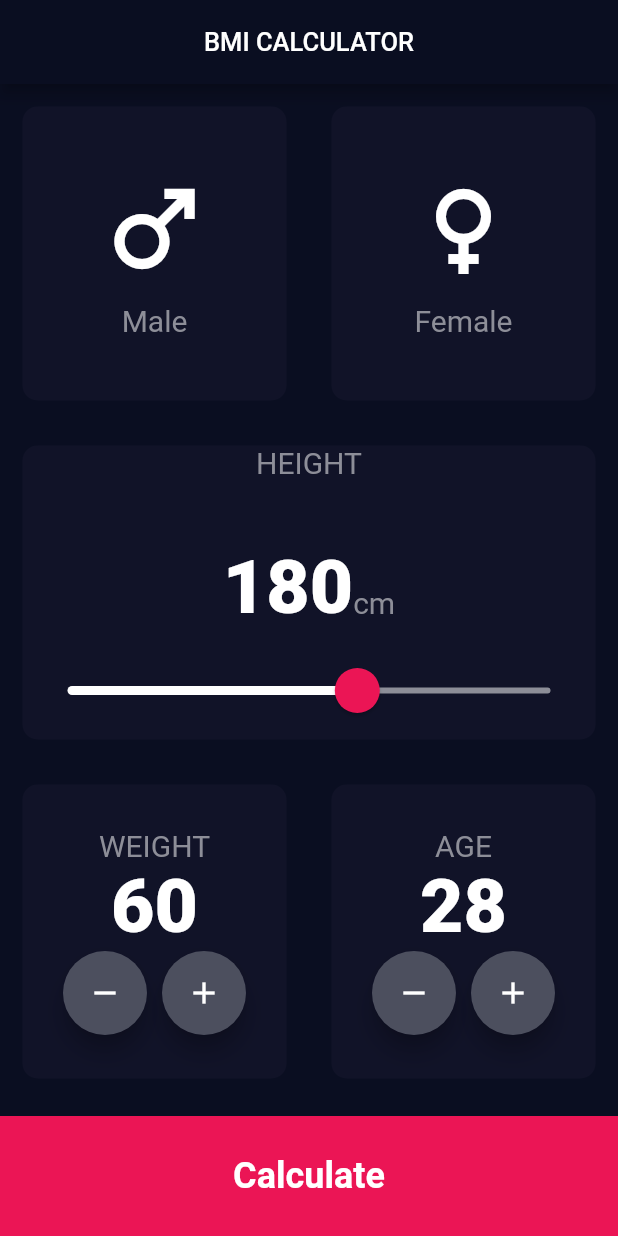
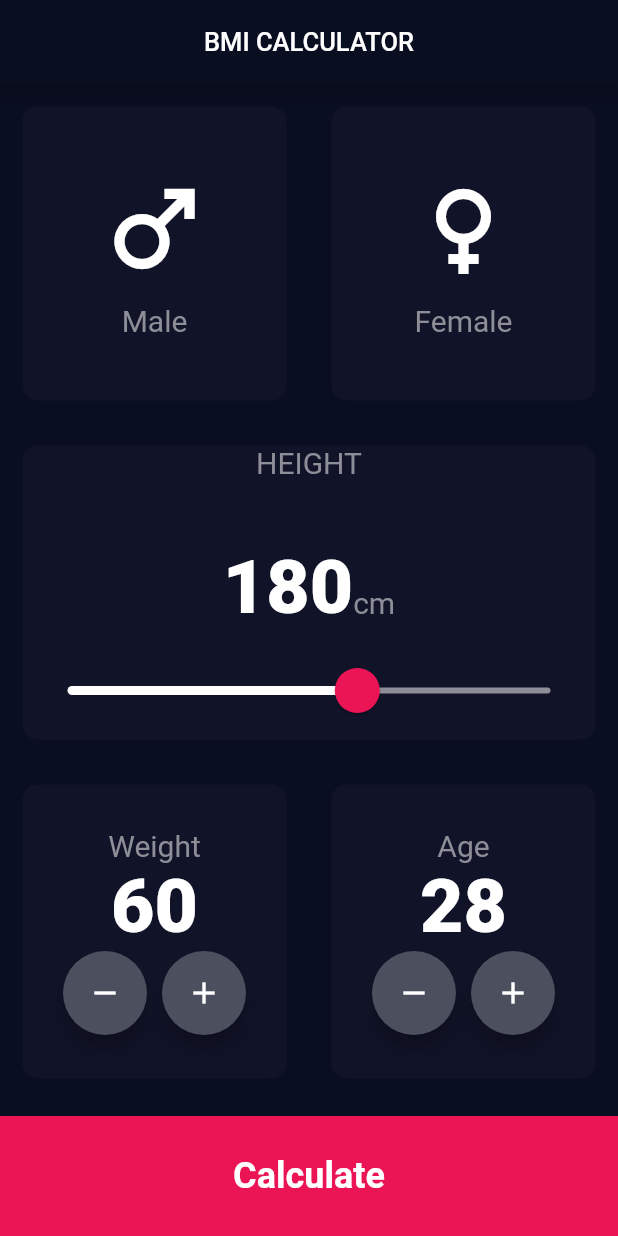
Before and after one commit to Mukarram990/1117_FlutterLabs, a Flutter app: the screen it shows after launch, on a phone screen of 412 x 824 dp. Run offline on Flutter 3.47's test engine with Material 2 defaults, Android fonts, the light colour scheme and no system bars; our stand-ins replace font_awesome_flutter.

Commit message:
new file:   lab7/question1/.firebase/hosting.YnVpbGRcd2Vi.cache 	new file:   lab7/question1/.firebaserc 	new file:   lab7/question1/firebase.json 	modified:   lab7/question1/lib/calculator.dart 	deleted:    lab7/question1/lib/lastrowchild.dart 	modified:   lab7/question1/lib/main.dart 	modified:   lab7/question1/lib/result.dart

```diff
--- a/lab7/question1/lib/calculator.dart
+++ b/lab7/question1/lib/calculator.dart
@@ -6,7 +6,9 @@ class Calculator {
 
   double _bmi=0;
 
-  Calculator({required this.height, required this.weight});
+  Calculator({required this.height, required this.weight}){
+    _bmi = weight / pow(height / 100, 2);
+  }
 
   String calculateBMI() {
     _bmi = weight / pow(height / 100, 2);
--- a/lab7/question1/lib/lastrowchild.dart
+++ /dev/null
@@ -1,67 +0,0 @@
-import 'package:flutter/material.dart';
-import 'constants.dart';
-
-class lastrowchild extends StatefulWidget {
-  dynamic? number;
-  dynamic? text;
-  lastrowchild({required this.text, required this.number});
-  @override
-  State<lastrowchild> createState() => _lastrowchildState();
-}
-
-class _lastrowchildState extends State<lastrowchild> {
-  @override
-  Widget build(BuildContext context) {
-    return Column(
-      mainAxisAlignment: MainAxisAlignment.center,
-      children: <Widget>[
-        Text(
-          widget.text.toString(),
-          style: kLabelTextStyle,
-        ),
-        Text(
-          widget.number.toString(),
-          style: kNumberTextStyle,
-        ),
-        Row(
-          mainAxisAlignment: MainAxisAlignment.center,
-          children: [
-            RawMaterialButton(
-              child: Icon(Icons.remove),
-              constraints: BoxConstraints.tightFor(
-                width: 56.0,
-                height: 56.0,
-              ),
-              elevation: 6.0,
-              shape: CircleBorder(),
-              fillColor: Color(0xFF4C4F5E),
-              onPressed: () {
-                setState(() {
-                  widget.number--;
-                });
-              },
-            ),
-            SizedBox(
-              width: 10,
-            ),
-            RawMaterialButton(
-              child: Icon(Icons.add),
-              constraints: BoxConstraints.tightFor(
-                width: 56.0,
-                height: 56.0,
-              ),
-              elevation: 6.0,
-              shape: CircleBorder(),
-              fillColor: Color(0xFF4C4F5E),
-              onPressed: () {
-                setState(() {
-                  widget.number++;
-                });
-              },
-            ),
-          ],
-        ),
-      ],
-    );
-  }
-}
--- a/lab7/question1/lib/main.dart
+++ b/lab7/question1/lib/main.dart
@@ -1,6 +1,5 @@
 import 'package:flutter/material.dart';
 import 'package:question1/firstrowchild.dart';
-import 'package:question1/lastrowchild.dart';
 import 'package:question1/result.dart';
 import 'constants.dart';
 import 'containerwidget.dart';
@@ -154,18 +153,113 @@ class _HomePageState extends State<HomePage> {
               Expanded(
                   child: ContainerWidget(
                 color: kInactiveCardColor,
-                child: lastrowchild(
-                  text: "WEIGHT",
-                  number: weight,
+                child: Column(
+                  mainAxisAlignment: MainAxisAlignment.center,
+                  children: <Widget>[
+                    Text(
+                      "Weight",
+                      style: kLabelTextStyle,
+                    ),
+                    Text(
+                      weight.toString(),
+                      style: kNumberTextStyle,
+                    ),
+                    Row(
+                      mainAxisAlignment: MainAxisAlignment.center,
+                      children: [
+                        RawMaterialButton(
+                          child: Icon(Icons.remove),
+                          constraints: BoxConstraints.tightFor(
+                            width: 56.0,
+                            height: 56.0,
+                          ),
+                          elevation: 6.0,
+                          shape: CircleBorder(),
+                          fillColor: Color(0xFF4C4F5E),
+                          onPressed: () {
+                            setState(() {
+                              weight -= 1;
+                            });
+                          },
+                        ),
+                        SizedBox(
+                          width: 10,
+                        ),
+                        RawMaterialButton(
+                          child: Icon(Icons.add),
+                          constraints: BoxConstraints.tightFor(
+                            width: 56.0,
+                            height: 56.0,
+                          ),
+                          elevation: 6.0,
+                          shape: CircleBorder(),
+                          fillColor: Color(0xFF4C4F5E),
+                          onPressed: () {
+                            setState(() {
+                              weight += 1;
+                            });
+                          },
+                        ),
+                      ],
+                    ),
+                  ],
                 ),
               )),
               Expanded(
                   child: ContainerWidget(
-                      color: kInactiveCardColor,
-                      child: lastrowchild(
-                        text: "AGE",
-                        number: age,
-                      ))),
+                color: kInactiveCardColor,
+                child: Column(
+                  mainAxisAlignment: MainAxisAlignment.center,
+                  children: <Widget>[
+                    Text(
+                      "Age",
+                      style: kLabelTextStyle,
+                    ),
+                    Text(
+                      age.toString(),
+                      style: kNumberTextStyle,
+                    ),
+                    Row(
+                      mainAxisAlignment: MainAxisAlignment.center,
+                      children: [
+                        RawMaterialButton(
+                          child: Icon(Icons.remove),
+                          constraints: BoxConstraints.tightFor(
+                            width: 56.0,
+                            height: 56.0,
+                          ),
+                          elevation: 6.0,
+                          shape: CircleBorder(),
+                          fillColor: Color(0xFF4C4F5E),
+                          onPressed: () {
+                            setState(() {
+                              age -= 1;
+                            });
+                          },
+                        ),
+                        SizedBox(
+                          width: 10,
+                        ),
+                        RawMaterialButton(
+                          child: Icon(Icons.add),
+                          constraints: BoxConstraints.tightFor(
+                            width: 56.0,
+                            height: 56.0,
+                          ),
+                          elevation: 6.0,
+                          shape: CircleBorder(),
+                          fillColor: Color(0xFF4C4F5E),
+                          onPressed: () {
+                            setState(() {
+                              age += 1;
+                            });
+                          },
+                        ),
+                      ],
+                    ),
+                  ],
+                ),
+              )),
             ],
           )),
           GestureDetector(
--- a/lab7/question1/lib/result.dart
+++ b/lab7/question1/lib/result.dart
@@ -1,6 +1,5 @@
 import 'package:flutter/material.dart';
 import 'package:question1/firstrowchild.dart';
-import 'package:question1/lastrowchild.dart';
 import 'constants.dart';
 import 'containerwidget.dart';
 import 'package:font_awesome_flutter/font_awesome_flutter.dart';
```
Also changed, not shown: lab7/question1/firebase.json (added), 2 other files.
